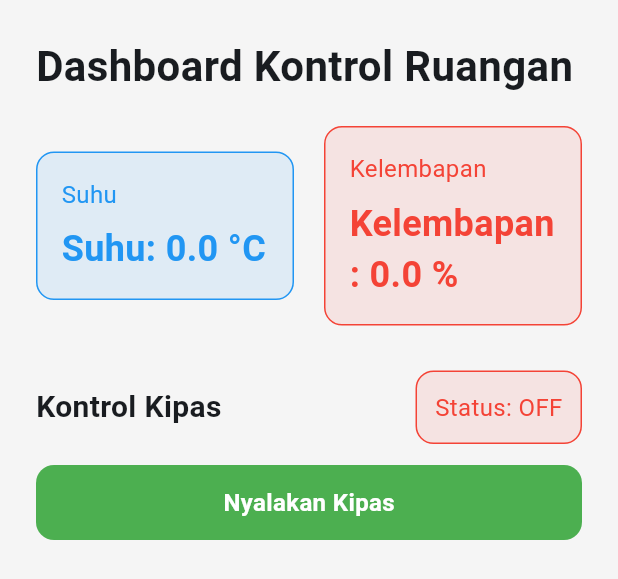
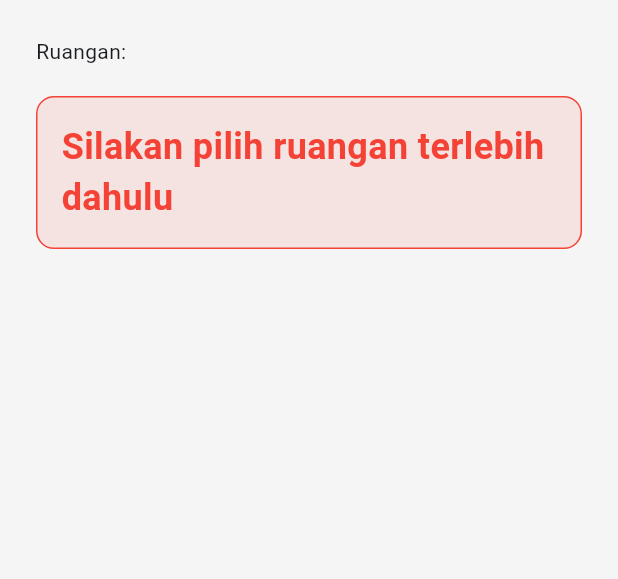
Before and after one commit to mohamadferdiansyah/MontiorTempDesktop, a Flutter app: the DashboardPage widget shown alone on an empty page, opened directly, on a phone screen of 412 x 824 dp. Shown: the top 579 px of the screen. Run offline on Flutter 3.47's test engine with Material 3 defaults, Android fonts, the phone set to English and light mode, and no system bars; our stand-ins replace get; missing offline and left inert: mqtt_client.

Commit message:
update: room feature

```diff
--- /dev/null
+++ b/lib/app/models/room_model.dart
@@ -0,0 +1,13 @@
+class RoomModel {
+  final String room;
+  double temperature;
+  double humidity;
+  String fanStatus;
+
+  RoomModel({
+    required this.room,
+    this.temperature = 0.0,
+    this.humidity = 0.0,
+    this.fanStatus = "OFF",
+  });
+}
--- a/lib/app/modules/dashboard/dashboard_page.dart
+++ b/lib/app/modules/dashboard/dashboard_page.dart
@@ -21,12 +21,40 @@ class _DashboardPageState extends State<DashboardPage> {
       child: Column(
         crossAxisAlignment: CrossAxisAlignment.start,
         children: [
-          const Text(
-            'Dashboard Kontrol Ruangan',
-            style: TextStyle(fontSize: 28, fontWeight: FontWeight.bold),
-          ),
+          Obx(() => Text("Ruangan: ${controller.selectedRoom.value}")),
           const SizedBox(height: 20),
 
+          // CEK APAKAH RUANGAN SUDAH DIPILIH
+          Obx(
+            () => controller.selectedRoom.value.isEmpty
+                ? Center(
+                    child: Expanded(
+                      child: Container(
+                        padding: const EdgeInsets.all(16),
+                        decoration: BoxDecoration(
+                          color: Colors.red.withOpacity(0.1),
+                          borderRadius: BorderRadius.circular(12),
+                          border: Border.all(color: Colors.red),
+                        ),
+                        child: Column(
+                          crossAxisAlignment: CrossAxisAlignment.start,
+                          children: [
+                            Text(
+                              'Silakan pilih ruangan terlebih dahulu',
+                              style: TextStyle(
+                                color: Colors.red,
+                                fontSize: 24,
+                                fontWeight: FontWeight.bold,
+                              ),
+                            ),
+                          ],
+                        ),
+                      ),
+                    ),
+                  )
+                : Column(
+                    crossAxisAlignment: CrossAxisAlignment.start,
+                    children: [
                       Row(
                         children: [
                           Expanded(
@@ -42,12 +70,15 @@ class _DashboardPageState extends State<DashboardPage> {
                                 children: [
                                   Text(
                                     'Suhu',
-                        style: TextStyle(color: Colors.blue, fontSize: 16),
+                                    style: TextStyle(
+                                      color: Colors.blue,
+                                      fontSize: 16,
+                                    ),
                                   ),
                                   const SizedBox(height: 8),
                                   Obx(
                                     () => Text(
-                          'Suhu: ${controller.temperature.value} °C',
+                                      'Suhu: ${controller.temperature} °C',
                                       style: TextStyle(
                                         color: Colors.blue,
                                         fontSize: 24,
@@ -73,12 +104,15 @@ class _DashboardPageState extends State<DashboardPage> {
                                 children: [
                                   Text(
                                     'Kelembapan',
-                        style: TextStyle(color: Colors.red, fontSize: 16),
+                                    style: TextStyle(
+                                      color: Colors.red,
+                                      fontSize: 16,
+                                    ),
                                   ),
                                   const SizedBox(height: 8),
                                   Obx(
                                     () => Text(
-                          'Kelembapan: ${controller.humidity.value} %',
+                                      'Kelembapan: ${controller.humidity} %',
                                       style: TextStyle(
                                         color: Colors.red,
                                         fontSize: 24,
@@ -97,27 +131,30 @@ class _DashboardPageState extends State<DashboardPage> {
                         children: [
                           const Text(
                             'Kontrol Kipas',
-                style: TextStyle(fontSize: 20, fontWeight: FontWeight.bold),
+                            style: TextStyle(
+                              fontSize: 20,
+                              fontWeight: FontWeight.bold,
+                            ),
                           ),
                           const Spacer(),
                           Obx(
                             () => Container(
                               padding: const EdgeInsets.all(12),
                               decoration: BoxDecoration(
-                    color: controller.fanStatus.value == "ON"
+                                color: controller.fanStatus == "ON"
                                     ? Colors.green.withOpacity(0.1)
                                     : Colors.red.withOpacity(0.1),
                                 borderRadius: BorderRadius.circular(12),
                                 border: Border.all(
-                      color: controller.fanStatus.value == "ON"
+                                  color: controller.fanStatus == "ON"
                                       ? Colors.green
                                       : Colors.red,
                                 ),
                               ),
                               child: Text(
-                    'Status: ${controller.fanStatus.value}',
+                                'Status: ${controller.fanStatus}',
                                 style: TextStyle(
-                      color: controller.fanStatus.value == "ON"
+                                  color: controller.fanStatus == "ON"
                                       ? Colors.green
                                       : Colors.red,
                                   fontSize: 16,
@@ -130,11 +167,11 @@ class _DashboardPageState extends State<DashboardPage> {
                       const SizedBox(height: 14),
                       Obx(
                         () => CustomButton(
-              backgroundColor: controller.fanStatus.value == "ON"
+                          backgroundColor: controller.fanStatus == "ON"
                               ? Colors.red
                               : Colors.green,
                           onPressed: controller.toggleFan,
-              text: controller.fanStatus.value == "ON"
+                          text: controller.fanStatus == "ON"
                               ? "Matikan Kipas"
                               : "Nyalakan Kipas",
                         ),
@@ -164,6 +201,9 @@ class _DashboardPageState extends State<DashboardPage> {
                       ),
                     ],
                   ),
+          ),
+        ],
+      ),
     );
   }
 }
--- a/lib/app/modules/layout/layout_controller.dart
+++ b/lib/app/modules/layout/layout_controller.dart
@@ -1,42 +1,41 @@
 import 'package:flutter/material.dart';
 import 'package:get/get.dart';
+import 'package:serial_communication_desktop/app/models/room_model.dart';
 import 'package:serial_communication_desktop/app/services/api_service.dart';
 import 'package:serial_communication_desktop/app/services/mqtt_service.dart';
 import '../dashboard/dashboard_page.dart';
 
 class LayoutController extends GetxController {
   var currentPage = Rx<Widget>(DashboardPage());
+  final MqttService mqtt = Get.find();
+
+  final rooms = <String, RoomModel>{}.obs;
+  final selectedRoom = ''.obs;
+
+  // Getter untuk suhu, kelembapan, status kipas ruangan yang dipilih
+  double get temperature => rooms[selectedRoom.value]?.temperature ?? 0.0;
+  double get humidity => rooms[selectedRoom.value]?.humidity ?? 0.0;
+  String get fanStatus => rooms[selectedRoom.value]?.fanStatus ?? "OFF";
+
+  final RxBool showFanAlert = false.obs;
+  final double threshold = 30.0;
 
   void navigateTo(Widget page) {
     currentPage.value = page;
   }
 
-  void logout() async {
-    final result = await ApiService.logout();
-    if (result) {
-      Get.snackbar('Logout Berhasil', 'Anda telah keluar.');
-      Get.offAllNamed('/login'); // Redirect kembali ke halaman login
-    } else {
-      Get.snackbar('Logout Gagal', 'Silakan coba lagi.');
-    }
-  }
-
-  final MqttService mqtt = Get.find();
-
-  RxDouble get temperature => mqtt.temperature;
-  RxDouble get humidity => mqtt.humidity;
-  RxString get fanStatus =>
-      mqtt.fanStatus; // Ambil langsung dari MQTT agar selalu update
-
-  final RxBool showFanAlert = false.obs;
-  final double threshold = 30.0;
-
   @override
   void onInit() {
     super.onInit();
-    everAll([temperature, fanStatus], (_) {
-      // Akan selalu mengecek setiap perubahan suhu ATAU status kipas
-      if (temperature.value > threshold && fanStatus.value == "OFF") {
+    // Default pilih ruangan pertama jika ada
+    ever(rooms, (_) {
+      if (selectedRoom.value.isEmpty && rooms.isNotEmpty) {
+        selectedRoom.value = rooms.keys.first;
+      }
+    });
+
+    everAll([RxDouble(temperature), RxString(fanStatus)], (_) {
+      if (temperature > threshold && fanStatus == "OFF") {
         showFanAlert.value = true;
       } else {
         showFanAlert.value = false;
@@ -45,11 +44,18 @@ class LayoutController extends GetxController {
   }
 
   void toggleFan() {
-    if (fanStatus.value == "OFF") {
-      mqtt.publish('esp32/control', '{ "fan": "ON" }');
+    final newStatus = fanStatus == "OFF" ? "ON" : "OFF";
+    mqtt.publish('esp32/control', '{ "fan": "$newStatus", "room": "${selectedRoom.value}" }');
+    // Status akan diupdate otomatis saat MQTT menerima balasan dari ESP32
+  }
+
+  void logout() async {
+    final result = await ApiService.logout();
+    if (result) {
+      Get.snackbar('Logout Berhasil', 'Anda telah keluar.');
+      Get.offAllNamed('/login');
     } else {
-      mqtt.publish('esp32/control', '{ "fan": "OFF" }');
+      Get.snackbar('Logout Gagal', 'Silakan coba lagi.');
     }
-    // Jangan set showFanAlert di sini!
   }
 }
--- a/lib/app/widgets/sidebar.dart
+++ b/lib/app/widgets/sidebar.dart
@@ -1,6 +1,8 @@
 import 'package:flutter/material.dart';
 import 'package:get/get.dart';
+import 'package:serial_communication_desktop/app/modules/dashboard/dashboard_page.dart';
 import 'package:serial_communication_desktop/app/modules/layout/layout_controller.dart';
+import 'package:serial_communication_desktop/app/modules/room/room_page.dart';
 
 class Sidebar extends StatelessWidget {
   final Function(Widget) onMenuTap;
@@ -28,12 +30,12 @@ class Sidebar extends StatelessWidget {
               'Dashboard',
               style: TextStyle(color: Colors.white),
             ),
-            // onTap: () => onMenuTap(DashboardPage()),
+            onTap: () => onMenuTap(DashboardPage()),
           ),
           ListTile(
             leading: const Icon(Icons.usb, color: Colors.white),
             title: const Text('Ruangan', style: TextStyle(color: Colors.white)),
-            // onTap: () => onMenuTap(SerialPage()),
+            onTap: () => onMenuTap(RoomPage()),
           ),
           ListTile(
             leading: const Icon(Icons.logout, color: Colors.white),
```
Also changed, not shown: lib/app/modules/room/room_page.dart (added, +73 -0 lines), lib/app/services/mqtt_service.dart (+36 -14 lines), lib/app/widgets/custom_card.dart (added, +90 -0 lines), lib/app/modules/control/control_page.dart (deleted), lib/app/modules/room/room_binding.dart (added), lib/app/modules/room/room_controller.dart (added). Lines whose indentation alone changed are shown as unchanged.
